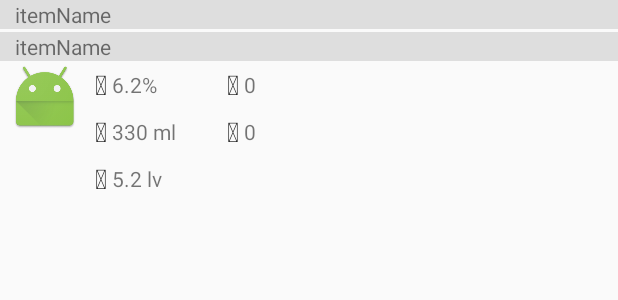
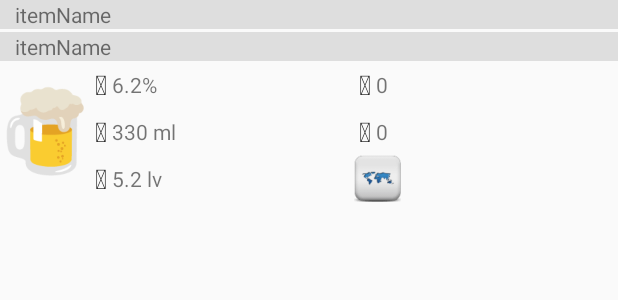
Before and after one commit to labaks/firebase, an Android app: the layout item.xml on its own in the app's theme, with its tools: preview values and no code run, on a phone screen of 412 x 824 dp. Shown: the top 300 px of the screen. Run offline under Robolectric (Android 15) with nearby library versions, the phone set to English and light mode, and no system bars.

Commit message:
gridView and flags icons

```diff
--- a/app/src/main/res/layout/item.xml
+++ b/app/src/main/res/layout/item.xml
@@ -30,25 +30,25 @@
         android:layout_width="match_parent"
         android:layout_height="wrap_content"
         android:layout_below="@+id/tvRef"
-        android:orientation="horizontal"
-        android:weightSum="2">
+        android:orientation="horizontal">
 
         <LinearLayout
             android:layout_width="60dp"
-            android:layout_height="60dp">
+            android:layout_height="match_parent">
 
             <ImageView
                 android:id="@+id/iv_itemLogo"
                 android:layout_width="match_parent"
                 android:layout_height="wrap_content"
-                android:scaleType="fitCenter"
-                app:srcCompat="@mipmap/ic_launcher" />
+                android:layout_gravity="center_vertical"
+                android:adjustViewBounds="true"
+                android:scaleType="fitXY"
+                app:srcCompat="@drawable/mug" />
         </LinearLayout>
 
         <LinearLayout
-            android:layout_width="0dp"
+            android:layout_width="match_parent"
             android:layout_height="wrap_content"
-            android:layout_weight="1"
             android:weightSum="2">
 
             <LinearLayout
@@ -123,13 +123,15 @@
 
             <LinearLayout
                 android:layout_width="0dp"
-                android:layout_height="wrap_content"
+                android:layout_height="match_parent"
                 android:layout_weight="1"
-                android:orientation="vertical">
+                android:orientation="vertical"
+                android:weightSum="3">
 
                 <LinearLayout
                     android:layout_width="wrap_content"
-                    android:layout_height="wrap_content"
+                    android:layout_height="0dp"
+                    android:layout_weight="1"
                     android:orientation="horizontal">
 
                     <TextView
@@ -150,7 +152,8 @@
 
                 <LinearLayout
                     android:layout_width="wrap_content"
-                    android:layout_height="wrap_content"
+                    android:layout_height="0dp"
+                    android:layout_weight="1"
                     android:orientation="horizontal">
 
                     <TextView
@@ -167,6 +170,21 @@
                         android:layout_gravity="center_vertical"
                         android:text="0" />
                 </LinearLayout>
+
+                <LinearLayout
+                    android:layout_width="wrap_content"
+                    android:layout_height="0dp"
+                    android:layout_weight="1">
+
+                    <ImageView
+                        android:id="@+id/iv_flag"
+                        android:layout_width="match_parent"
+                        android:layout_height="match_parent"
+                        android:adjustViewBounds="true"
+                        android:scaleType="fitXY"
+                        android:src="@drawable/world" />
+
+                </LinearLayout>
             </LinearLayout>
         </LinearLayout>
     </LinearLayout>
--- a/app/src/main/res/values/dimens.xml
+++ b/app/src/main/res/values/dimens.xml
@@ -1,5 +1,5 @@
 <resources>
     <!-- Default screen margins, per the Android Design guidelines. -->
-    <dimen name="activity_horizontal_margin">16dp</dimen>
-    <dimen name="activity_vertical_margin">16dp</dimen>
+    <dimen name="activity_horizontal_margin">5dp</dimen>
+    <dimen name="activity_vertical_margin">5dp</dimen>
 </resources>
```
Also changed, not shown: app/src/main/java/labaks/ratings/FirebaseCustomAdapter.java (+12 -2 lines), app/src/main/java/labaks/ratings/MainActivity.java (+4 -4 lines), app/src/main/java/labaks/ratings/itemProfile.java (+7 -1 lines), app/src/main/res/layout/activity_item_profile.xml (+23 -5 lines), app/src/main/res/layout/activity_main.xml (+6 -3 lines), app/src/main/res/drawable/belgium.png (added), app/src/main/res/drawable/bulgaria.png (added), app/src/main/res/drawable/czech.png (added), app/src/main/res/drawable/england.png (added), app/src/main/res/drawable/germany.png (added), app/src/main/res/drawable/logout.png, app/src/main/res/drawable/world.png (added).
